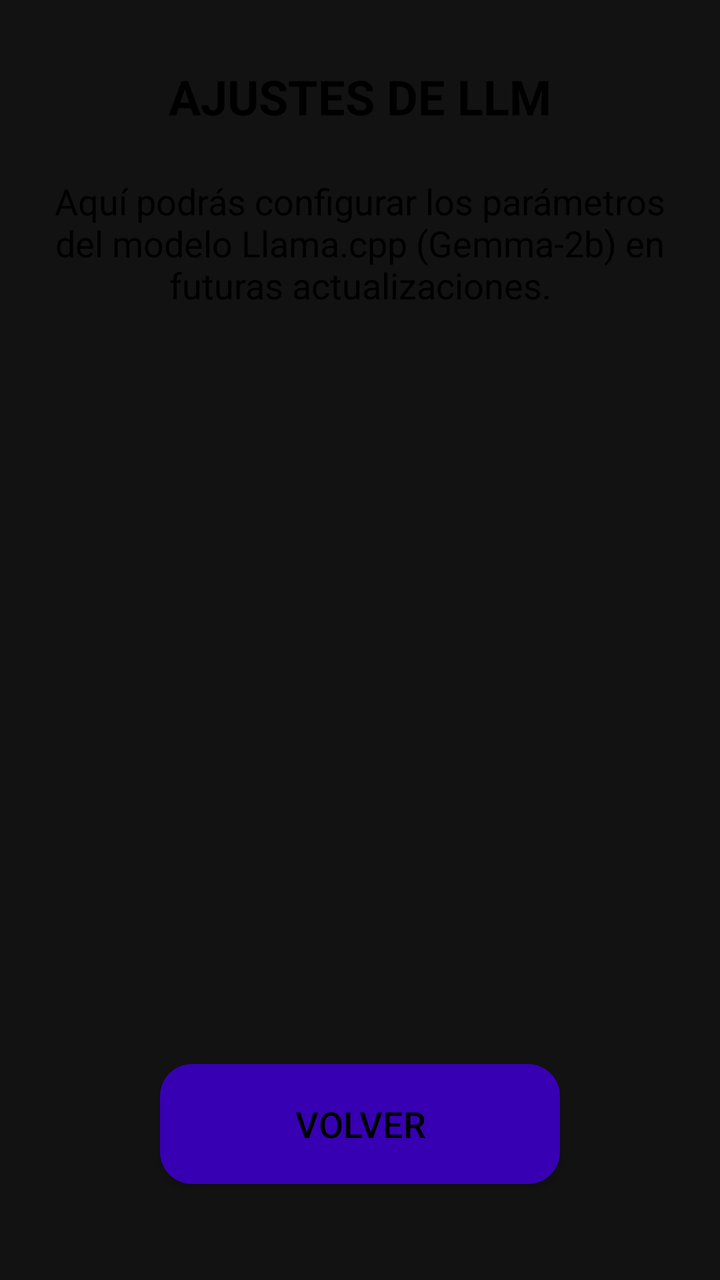
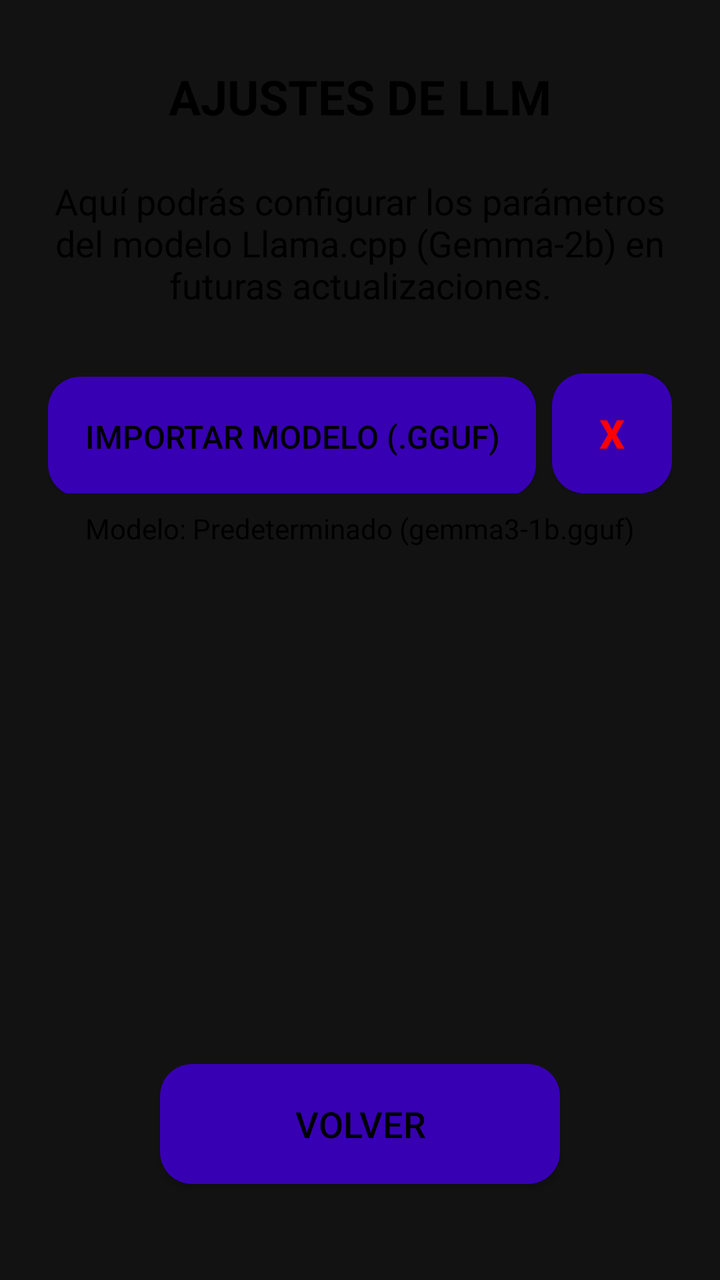

Before-and-after screenshots of an Android layout around one commit, followed by the original layout XML and the change that was made.
<!-- AndroidManifest.xml: application theme Theme.Lets -->
<!-- res/layout/settings_menu.xml -->
<?xml version="1.0" encoding="utf-8"?>
<androidx.constraintlayout.widget.ConstraintLayout xmlns:android="http://schemas.android.com/apk/res/android"
    xmlns:app="http://schemas.android.com/apk/res-auto"
    android:layout_width="match_parent"
    android:layout_height="match_parent"
    android:background="@color/main_background"
    android:clickable="true"
    android:focusable="true">

    <TextView
        android:id="@+id/settings_title"
        android:layout_width="wrap_content"
        android:layout_height="wrap_content"
        android:layout_marginTop="32dp"
        android:text="AJUSTES DE LLM"
        android:textColor="@color/black"
        android:textSize="24sp"
        android:textStyle="bold"
        app:layout_constraintEnd_toEndOf="parent"
        app:layout_constraintStart_toStartOf="parent"
        app:layout_constraintTop_toTopOf="parent" />

    <TextView
        android:id="@+id/settings_content"
        android:layout_width="0dp"
        android:layout_height="wrap_content"
        android:layout_margin="24dp"
        android:text="Aquí podrás configurar los parámetros del modelo Llama.cpp (Gemma-2b) en futuras actualizaciones."
        android:textColor="@color/black"
        android:textSize="18sp"
        android:gravity="center"
        app:layout_constraintEnd_toEndOf="parent"
        app:layout_constraintStart_toStartOf="parent"
        app:layout_constraintTop_toBottomOf="@id/settings_title" />

    <Button
        android:id="@+id/btn_back_settings"
        android:layout_width="200dp"
        android:layout_height="60dp"
        android:layout_marginBottom="48dp"
        android:background="@drawable/panel_background"
        android:text="VOLVER"
        android:textColor="@color/black"
        android:textSize="18sp"
        app:layout_constraintBottom_toBottomOf="parent"
        app:layout_constraintEnd_toEndOf="parent"
        app:layout_constraintStart_toStartOf="parent" />

</androidx.constraintlayout.widget.ConstraintLayout>
<!-- resources referenced by this layout -->
<resources>
  <color name="black">#FF000000</color>
  <color name="main_background">#121212</color>
  <!-- drawable panel_background (drawable) -->
  <?xml version="1.0" encoding="utf-8"?>
  <shape xmlns:android="http://schemas.android.com/apk/res/android">
      <solid android:color="@color/panel_background" />
      <corners android:radius="16dp" />
  </shape>
  <style name="Theme.Lets" parent="Theme.MaterialComponents.DayNight.NoActionBar">
          
          <item name="colorPrimary">@color/purple_500</item>
          <item name="colorPrimaryVariant">@color/purple_700</item>
          <item name="colorOnPrimary">@color/white</item>
          
          <item name="colorSecondary">@color/teal_200</item>
          <item name="colorSecondaryVariant">@color/teal_700</item>
          <item name="colorOnSecondary">@color/black</item>
          
          <item name="android:statusBarColor">?attr/colorPrimaryVariant</item>
          
      </style>
  <color name="panel_background">#3700B3</color>
  <color name="purple_500">#FF6200EE</color>
  <color name="purple_700">#FF3700B3</color>
  <color name="white">#FFFFFFFF</color>
  <color name="teal_200">#FF03DAC5</color>
  <color name="teal_700">#FF018786</color>
</resources>

<!-- the commit's change to res/layout/settings_menu.xml (unified diff, before → after) -->
@@ -33,6 +33,52 @@
         app:layout_constraintStart_toStartOf="parent"
         app:layout_constraintTop_toBottomOf="@id/settings_title" />
 
+    <LinearLayout
+        android:id="@+id/llm_model_container"
+        android:layout_width="0dp"
+        android:layout_height="wrap_content"
+        android:layout_marginTop="32dp"
+        android:layout_marginStart="24dp"
+        android:layout_marginEnd="24dp"
+        android:orientation="horizontal"
+        app:layout_constraintEnd_toEndOf="parent"
+        app:layout_constraintStart_toStartOf="parent"
+        app:layout_constraintTop_toBottomOf="@id/settings_content">
+
+        <Button
+            android:id="@+id/btn_import_model"
+            android:layout_width="0dp"
+            android:layout_height="60dp"
+            android:layout_weight="1"
+            android:background="@drawable/panel_background"
+            android:text="IMPORTAR MODELO (.GGUF)"
+            android:textColor="@color/black"
+            android:textSize="16sp" />
+
+        <Button
+            android:id="@+id/btn_clear_model"
+            android:layout_width="60dp"
+            android:layout_height="60dp"
+            android:layout_marginStart="8dp"
+            android:background="@drawable/panel_background"
+            android:text="X"
+            android:textColor="@color/red"
+            android:textSize="20sp"
+            android:textStyle="bold" />
+    </LinearLayout>
+
+    <TextView
+        android:id="@+id/tv_model_status"
+        android:layout_width="wrap_content"
+        android:layout_height="wrap_content"
+        android:layout_marginTop="8dp"
+        android:text="Modelo: Predeterminado (gemma3-1b.gguf)"
+        android:textColor="@color/black"
+        android:textSize="14sp"
+        app:layout_constraintEnd_toEndOf="parent"
+        app:layout_constraintStart_toStartOf="parent"
+        app:layout_constraintTop_toBottomOf="@id/llm_model_container" />
+
     <Button
         android:id="@+id/btn_back_settings"
         android:layout_width="200dp"
<!-- resource entries referenced after the edit -->
@@ -2,6 +2,7 @@
 <resources>
   <color name="black">#FF000000</color>
   <color name="main_background">#121212</color>
+  <color name="red">#FF0000</color>
   <!-- drawable panel_background (drawable) -->
   <?xml version="1.0" encoding="utf-8"?>
   <shape xmlns:android="http://schemas.android.com/apk/res/android">
